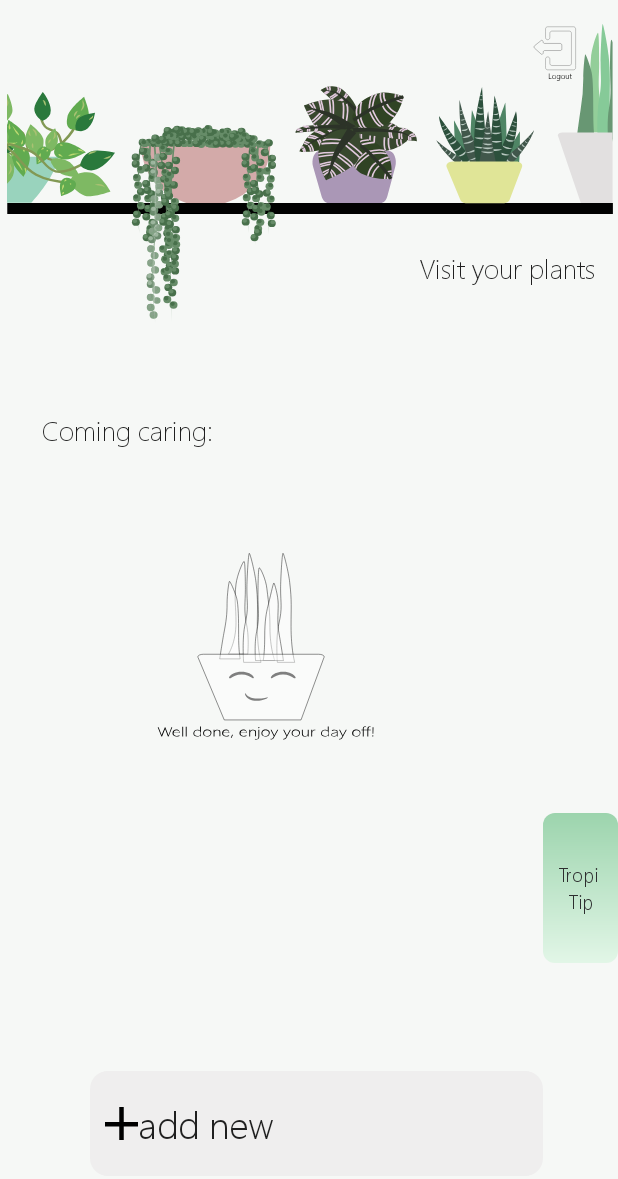
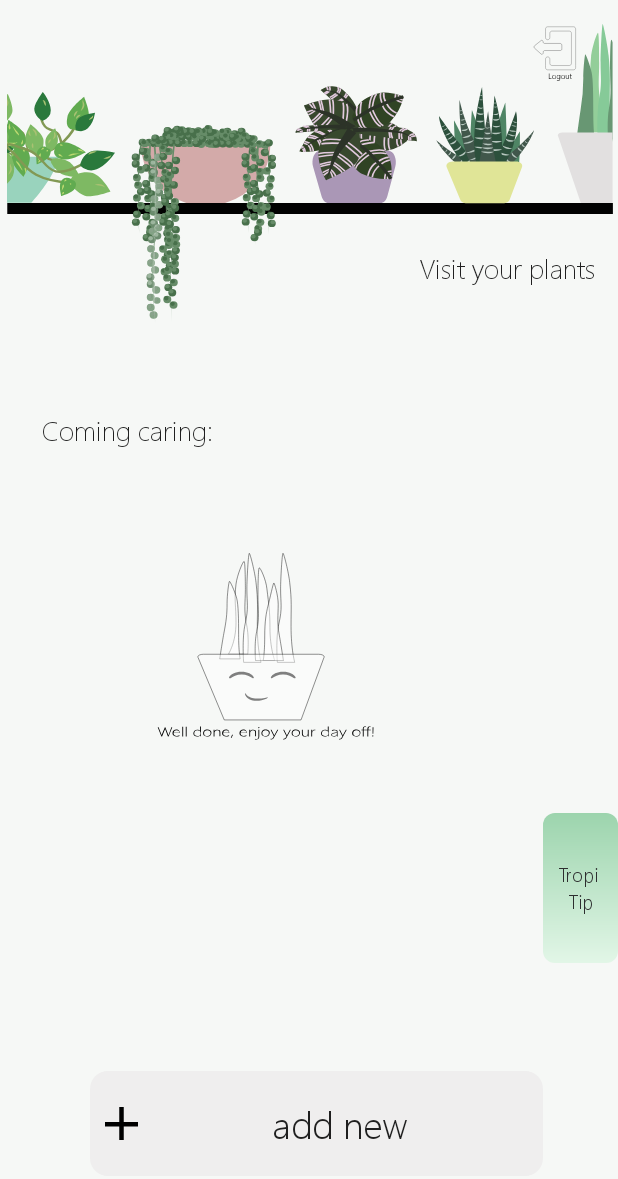
Before and after one commit to shellybekhor/Tropi, an Android app: the screen it shows after launch once a user with an empty profile is signed in (MainActivity), on a phone screen of 412 x 824 dp. Shown: the top 1179 px of the screen. Run offline under Robolectric (Android 15) with nearby library versions, the phone set to English and light mode, and no system bars; our stand-ins replace Firebase (no records; nobody signed in at launch, a user with empty details on screens opened directly); libraries missing offline, so code that uses them is left out: com.facebook; 2 statements that could not run were skipped.

Commit message:
after user testings

```diff
--- a/app/src/main/res/layout/activity_main.xml
+++ b/app/src/main/res/layout/activity_main.xml
@@ -146,7 +146,8 @@
         android:onClick="addNewPlantButtonClicking"
         android:paddingStart="10dp"
         android:text="@string/add_new"
-        android:textAlignment="textStart"
+        android:gravity="center_vertical"
+        android:textAlignment="center"
         android:textAllCaps="false"
         android:textSize="25sp"
         app:layout_constraintBottom_toBottomOf="parent"
--- a/app/src/main/res/values/strings.xml
+++ b/app/src/main/res/values/strings.xml
@@ -38,6 +38,6 @@
     <string name="log_out_main">Log out</string>
     <string name="visit_your_plants">Visit your plants</string>
     <string name="coming_caring">Coming caring:</string>
-    <string name="add_new">add new</string>
+    <string name="add_new">         add new</string>
 
 </resources>
```
